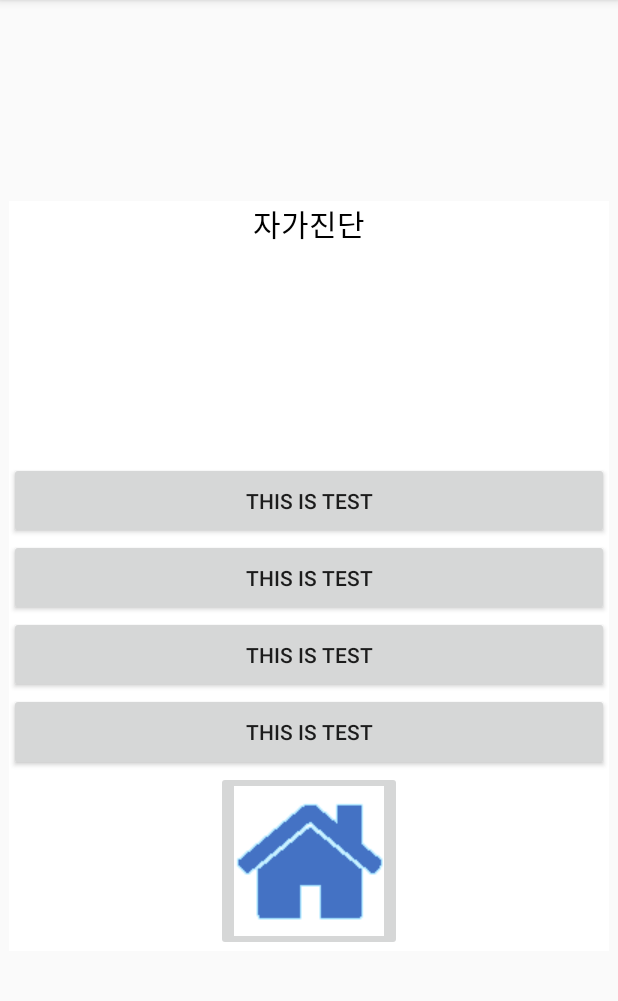
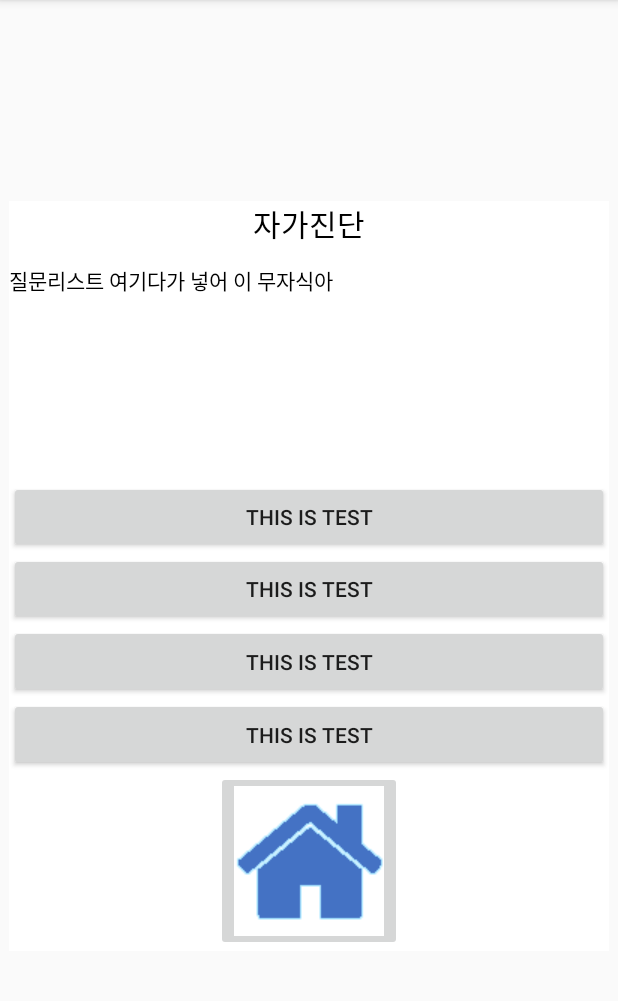
Before and after one commit to nam3762/HINY, an Android app: the DrugActivity screen opened directly, with no data from a screen before it, on a phone screen of 412 x 824 dp, the part 84-1085 px from its top. Run offline under Robolectric (Android 15) with nearby library versions, the phone set to English and light mode, and no system bars.

Commit message:
질문textview

```diff
--- a/app/src/main/res/layout/activity_check.xml
+++ b/app/src/main/res/layout/activity_check.xml
@@ -14,16 +14,25 @@
         <LinearLayout
             android:layout_width="match_parent"
             android:layout_height="wrap_content"
+            android:orientation="vertical"
             android:layout_weight="7">
             <TextView
                 android:id="@+id/textView"
                 android:layout_width="match_parent"
                 android:layout_height="wrap_content"
-                android:layout_weight="1"
+                android:layout_weight="0.1"
                 android:text="자가진단"
                 android:textAlignment="center"
                 android:textColor="@color/black"
                 android:textSize="20dp">
+            </TextView>
+            <TextView
+                android:layout_width="wrap_content"
+                android:layout_height="wrap_content"
+                android:layout_weight="1"
+                android:text="질문리스트 여기다가 넣어 이 무자식아"
+                android:textColor="@color/black">
+<!--                너가 사이즈 조정해 이 자슥아-->
             </TextView>
         </LinearLayout>
         <LinearLayout
```
